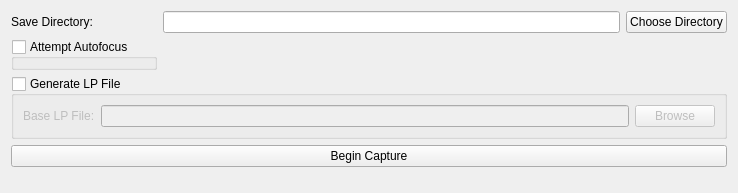
Old version of the form rticap/ui/captureConfig.ui in the repository michaelwh/rticap.
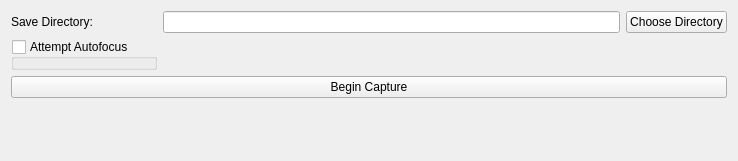
New version of the form.

Diff of the .ui file:
```diff
--- a/rticap/ui/captureConfig.ui
+++ b/rticap/ui/captureConfig.ui
@@ -7,7 +7,7 @@
     <x>0</x>
     <y>0</y>
     <width>738</width>
-    <height>193</height>
+    <height>161</height>
    </rect>
   </property>
   <property name="sizePolicy">
@@ -30,7 +30,7 @@
    <item row="0" column="1">
     <widget class="QLineEdit" name="saveDirectoryLineEdit"/>
    </item>
-   <item row="4" column="0" colspan="3">
+   <item row="2" column="0" colspan="3">
     <widget class="QPushButton" name="beginCaptureButton">
      <property name="sizePolicy">
       <sizepolicy hsizetype="Preferred" vsizetype="Fixed">
@@ -50,48 +50,7 @@
      </property>
     </widget>
    </item>
-   <item row="2" column="0" rowspan="2" colspan="3">
-    <widget class="QGroupBox" name="generateLPFileGroupBox">
-     <property name="sizePolicy">
-      <sizepolicy hsizetype="Minimum" vsizetype="Minimum">
-       <horstretch>0</horstretch>
-       <verstretch>0</verstretch>
-      </sizepolicy>
-     </property>
-     <property name="title">
-      <string>Generate LP File</string>
-     </property>
-     <property name="flat">
-      <bool>false</bool>
-     </property>
-     <property name="checkable">
-      <bool>true</bool>
-     </property>
-     <property name="checked">
-      <bool>false</bool>
-     </property>
-     <layout class="QGridLayout" name="gridLayout_2">
-      <item row="0" column="1">
-       <widget class="QLineEdit" name="baseLPFileLineEdit"/>
-      </item>
-      <item row="0" column="0">
-       <widget class="QLabel" name="label_2">
-        <property name="text">
-         <string>Base LP File:</string>
-        </property>
-       </widget>
-      </item>
-      <item row="0" column="2">
-       <widget class="QPushButton" name="baseLPFileBrowseButton">
-        <property name="text">
-         <string>Browse</string>
-        </property>
-       </widget>
-      </item>
-     </layout>
-    </widget>
-   </item>
-   <item row="5" column="0">
+   <item row="3" column="0">
     <spacer name="verticalSpacer">
      <property name="orientation">
       <enum>Qt::Vertical</enum>
```
